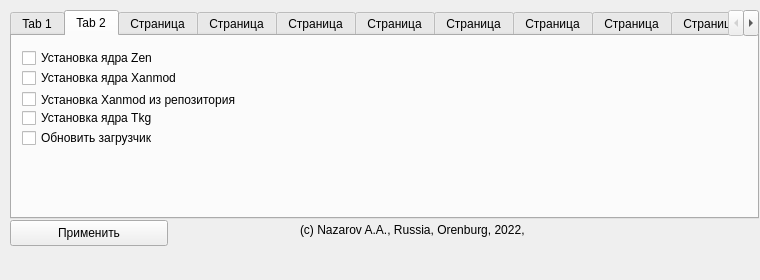
First picture: the form in mainwindow.ui, repository ArtNazarov/arch-post-installer, before the edit.
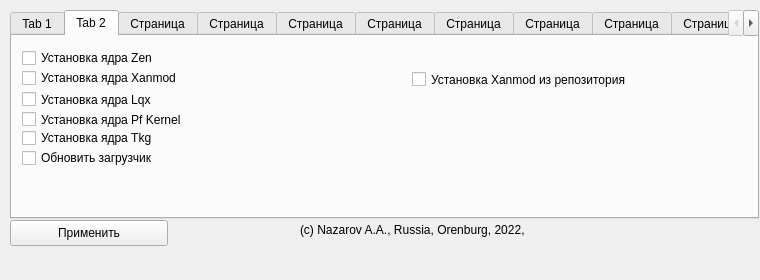
Second picture: the form after the edit.

Commit message: added pf kernel

The edit to the form file:
```diff
--- a/mainwindow.ui
+++ b/mainwindow.ui
@@ -216,7 +216,7 @@
       <property name="geometry">
        <rect>
         <x>10</x>
-        <y>70</y>
+        <y>90</y>
         <width>271</width>
         <height>24</height>
        </rect>
@@ -229,7 +229,7 @@
       <property name="geometry">
        <rect>
         <x>10</x>
-        <y>90</y>
+        <y>110</y>
         <width>301</width>
         <height>24</height>
        </rect>
@@ -241,8 +241,8 @@
      <widget class="QCheckBox" name="chkInstallXanmodFromRepo">
       <property name="geometry">
        <rect>
-        <x>10</x>
-        <y>50</y>
+        <x>400</x>
+        <y>30</y>
         <width>291</width>
         <height>27</height>
        </rect>
@@ -251,6 +251,32 @@
        <string>Установка Xanmod из репозитория</string>
       </property>
      </widget>
+     <widget class="QCheckBox" name="chkInstallKernelLqx">
+      <property name="geometry">
+       <rect>
+        <x>10</x>
+        <y>50</y>
+        <width>211</width>
+        <height>27</height>
+       </rect>
+      </property>
+      <property name="text">
+       <string>Установка ядра Lqx</string>
+      </property>
+     </widget>
+     <widget class="QCheckBox" name="chkInstallKernelPf">
+      <property name="geometry">
+       <rect>
+        <x>10</x>
+        <y>70</y>
+        <width>271</width>
+        <height>27</height>
+       </rect>
+      </property>
+      <property name="text">
+       <string>Установка ядра Pf Kernel</string>
+      </property>
+     </widget>
     </widget>
     <widget class="QWidget" name="tabVideoSettings">
      <attribute name="title">
```
The commit also changes 39 other files.
